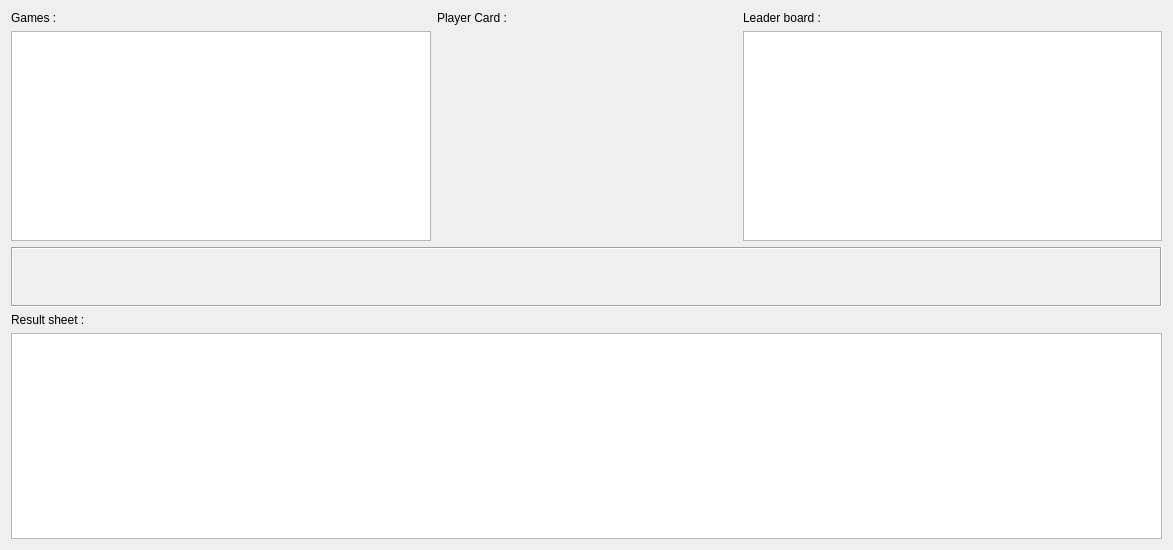
Old version of the form cute-fantasy/previousweekwidget.ui in the repository protoblock/protoblock.
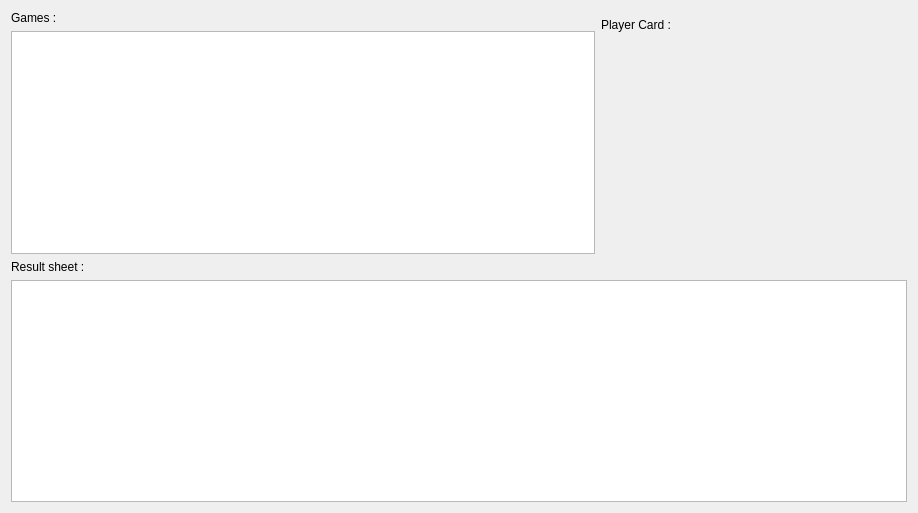
New version of the form. Custom widgets are drawn as their Qt base class.

What changed in the file:
```diff
--- a/cute-fantasy/previousweekwidget.ui
+++ b/cute-fantasy/previousweekwidget.ui
@@ -6,25 +6,25 @@
    <rect>
     <x>0</x>
     <y>0</y>
-    <width>1173</width>
-    <height>550</height>
+    <width>918</width>
+    <height>513</height>
    </rect>
   </property>
   <property name="windowTitle">
    <string>Form</string>
   </property>
   <layout class="QGridLayout" name="gridLayout">
-   <item row="0" column="0">
-    <layout class="QVBoxLayout" name="verticalLayout_3">
+   <item row="1" column="0" colspan="3">
+    <layout class="QVBoxLayout" name="verticalLayout_2">
      <item>
-      <widget class="QLabel" name="label">
+      <widget class="QLabel" name="label_3">
        <property name="text">
-        <string>Games :</string>
+        <string>Result sheet :</string>
        </property>
       </widget>
      </item>
      <item>
-      <widget class="QTableView" name="myGamesTableView">
+      <widget class="QTableView" name="myProjectionTableView">
        <property name="selectionMode">
         <enum>QAbstractItemView::SingleSelection</enum>
        </property>
@@ -59,71 +59,22 @@
      </item>
     </layout>
    </item>
-   <item row="0" column="2">
-    <layout class="QVBoxLayout" name="verticalLayout">
+   <item row="0" column="0">
+    <layout class="QVBoxLayout" name="verticalLayout_3">
      <item>
-      <widget class="QLabel" name="label_4">
+      <widget class="QLabel" name="label">
        <property name="text">
-        <string>Leader board :</string>
+        <string>Games :</string>
        </property>
       </widget>
      </item>
      <item>
-      <widget class="QTableView" name="myLeaderBaordTableView">
+      <widget class="QListView" name="myGamesListView">
        <property name="selectionMode">
         <enum>QAbstractItemView::SingleSelection</enum>
        </property>
        <property name="selectionBehavior">
         <enum>QAbstractItemView::SelectRows</enum>
-       </property>
-       <property name="sortingEnabled">
-        <bool>true</bool>
-       </property>
-      </widget>
-     </item>
-    </layout>
-   </item>
-   <item row="1" column="0" colspan="3">
-    <widget class="QFrame" name="frame">
-     <property name="minimumSize">
-      <size>
-       <width>0</width>
-       <height>60</height>
-      </size>
-     </property>
-     <property name="maximumSize">
-      <size>
-       <width>16777215</width>
-       <height>60</height>
-      </size>
-     </property>
-     <property name="frameShape">
-      <enum>QFrame::Box</enum>
-     </property>
-     <property name="frameShadow">
-      <enum>QFrame::Sunken</enum>
-     </property>
-    </widget>
-   </item>
-   <item row="2" column="0" colspan="3">
-    <layout class="QVBoxLayout" name="verticalLayout_2">
-     <item>
-      <widget class="QLabel" name="label_3">
-       <property name="text">
-        <string>Result sheet :</string>
-       </property>
-      </widget>
-     </item>
-     <item>
-      <widget class="QTableView" name="myProjectionTableView">
-       <property name="selectionMode">
-        <enum>QAbstractItemView::SingleSelection</enum>
-       </property>
-       <property name="selectionBehavior">
-        <enum>QAbstractItemView::SelectItems</enum>
-       </property>
-       <property name="sortingEnabled">
-        <bool>true</bool>
        </property>
       </widget>
      </item>
```
Left out of the diff: 2 changed lines with no effect on the pictures.
